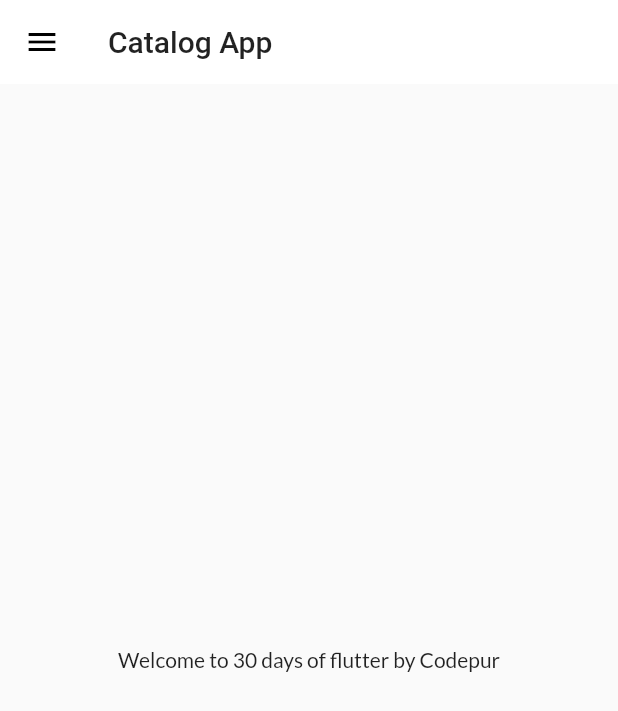
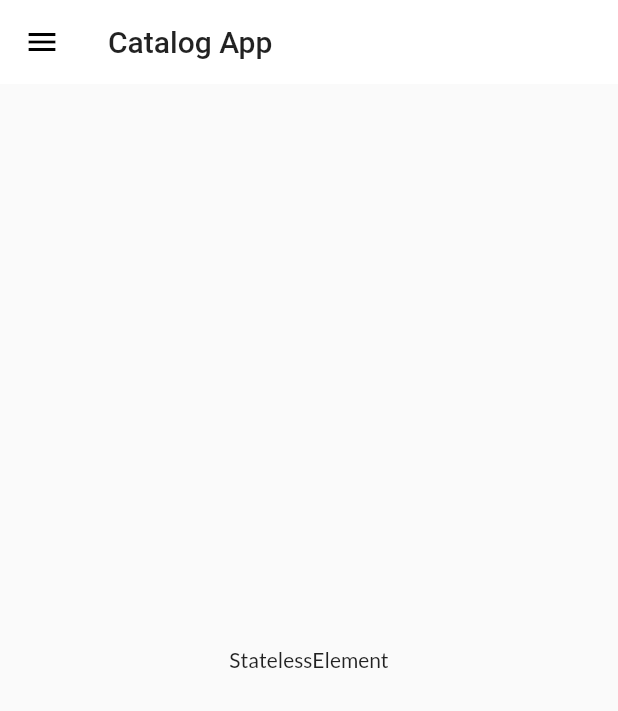
Before and after one commit to Nitinjiwnani/catalog_app, a Flutter app: the screen it shows after launch, on a phone screen of 412 x 824 dp. Shown: the top 711 px of the screen. Run offline on Flutter 3.47's test engine with Material 2 defaults, Android fonts, the phone set to English and light mode, and no system bars; our stand-ins replace google_fonts.

Commit message:
constraint ,context meaning

```diff
--- a/lib/pages/home_page.dart
+++ b/lib/pages/home_page.dart
@@ -2,6 +2,7 @@ import 'package:flutter/material.dart';
 
 import '../widgets/drawer.dart';
 
+//* Day 11 we learned about context,contraints
 class HomePage extends StatelessWidget {
   final int days = 30;
   final String name = "Codepur";
@@ -15,7 +16,7 @@ class HomePage extends StatelessWidget {
       ),
       body: Center(
         child: Container(
-          child: Text("Welcome to $days days of flutter by $name"),
+          child: Text(context.runtimeType.toString()),
         ),
       ),
       drawer: MyDrawer(),
```
